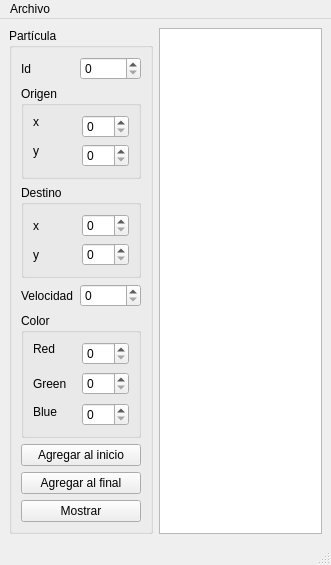
This is mainwindow.ui in FFahrenheit/QTParticulas as Qt 5 draws it before an edit. The edited form follows.
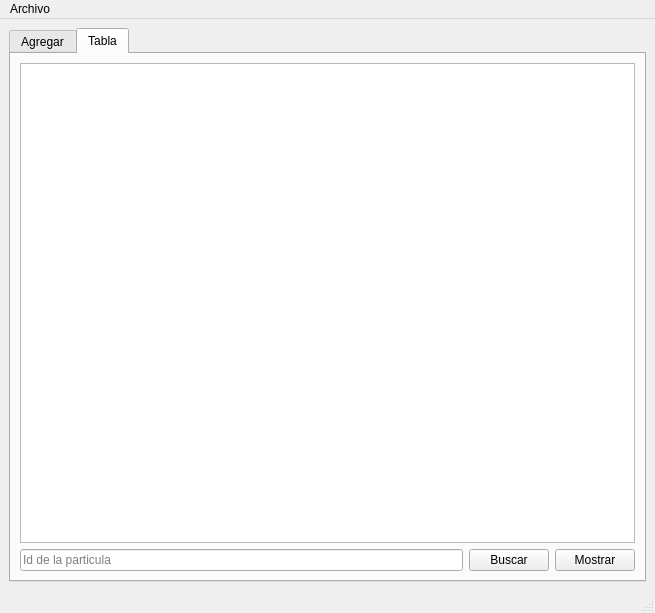
This is the edited form. The open tabs and pages were chosen to show the change.

Diff of the .ui file:
```diff
--- a/mainwindow.ui
+++ b/mainwindow.ui
@@ -6,16 +6,26 @@
    <rect>
     <x>0</x>
     <y>0</y>
-    <width>331</width>
-    <height>511</height>
+    <width>655</width>
+    <height>556</height>
    </rect>
   </property>
   <property name="windowTitle">
    <string>MainWindow</string>
   </property>
   <widget class="QWidget" name="centralwidget">
+   <layout class="QGridLayout" name="gridLayout_6">
+    <item row="0" column="0">
+     <widget class="QTabWidget" name="tabWidget">
+      <property name="currentIndex">
+       <number>0</number>
+      </property>
+      <widget class="QWidget" name="tab">
+       <attribute name="title">
+        <string>Agregar</string>
+       </attribute>
    <layout class="QGridLayout" name="gridLayout_5">
-    <item row="1" column="0">
+        <item row="0" column="0">
      <widget class="QGroupBox" name="groupBox">
       <property name="title">
        <string>Partícula</string>
@@ -204,17 +214,52 @@
       </layout>
      </widget>
     </item>
-    <item row="1" column="1">
+        <item row="0" column="1">
      <widget class="QPlainTextEdit" name="salida"/>
     </item>
    </layout>
   </widget>
+      <widget class="QWidget" name="tab_2">
+       <attribute name="title">
+        <string>Tabla</string>
+       </attribute>
+       <layout class="QGridLayout" name="gridLayout_7">
+        <item row="0" column="0" colspan="3">
+         <widget class="QTableWidget" name="tabla"/>
+        </item>
+        <item row="1" column="0">
+         <widget class="QLineEdit" name="buscar_lineEdit">
+          <property name="placeholderText">
+           <string>Id de la particula</string>
+          </property>
+         </widget>
+        </item>
+        <item row="1" column="1">
+         <widget class="QPushButton" name="buscar_pushButton">
+          <property name="text">
+           <string>Buscar</string>
+          </property>
+         </widget>
+        </item>
+        <item row="1" column="2">
+         <widget class="QPushButton" name="mostrar_tabla_pushButton">
+          <property name="text">
+           <string>Mostrar</string>
+          </property>
+         </widget>
+        </item>
+       </layout>
+      </widget>
+     </widget>
+    </item>
+   </layout>
+  </widget>
   <widget class="QMenuBar" name="menubar">
    <property name="geometry">
     <rect>
      <x>0</x>
      <y>0</y>
-     <width>331</width>
+     <width>655</width>
      <height>21</height>
     </rect>
    </property>
```
Lines whose indentation alone changed are shown as unchanged.
